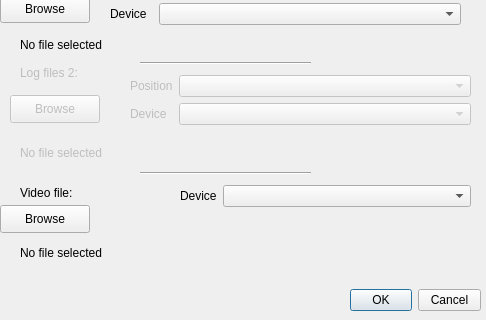
The window that paralogger/gui/import_log_GUI.ui (fredvol/paralogger) describes before a commit, drawn with Qt 5; both pictures show x 0 to 486 and y 375 to 695 of the 486 by 695 pixel window.
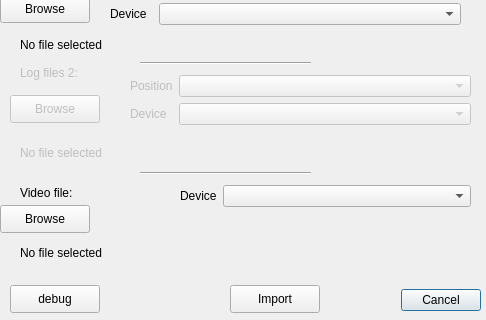
The same window after the commit.

Commit message: dialog_import ok , need to pass object

```diff
--- a/paralogger/gui/import_log_GUI.ui
+++ b/paralogger/gui/import_log_GUI.ui
@@ -26,7 +26,7 @@
     <enum>Qt::Horizontal</enum>
    </property>
    <property name="standardButtons">
-    <set>QDialogButtonBox::Cancel|QDialogButtonBox::Ok</set>
+    <set>QDialogButtonBox::Cancel</set>
    </property>
   </widget>
   <widget class="QLabel" name="label_log_file1">
@@ -410,6 +410,32 @@
     <enum>Qt::Horizontal</enum>
    </property>
   </widget>
+  <widget class="QPushButton" name="button_debug">
+   <property name="geometry">
+    <rect>
+     <x>10</x>
+     <y>660</y>
+     <width>90</width>
+     <height>28</height>
+    </rect>
+   </property>
+   <property name="text">
+    <string>debug</string>
+   </property>
+  </widget>
+  <widget class="QPushButton" name="button_import">
+   <property name="geometry">
+    <rect>
+     <x>230</x>
+     <y>660</y>
+     <width>90</width>
+     <height>28</height>
+    </rect>
+   </property>
+   <property name="text">
+    <string>Import</string>
+   </property>
+  </widget>
  </widget>
  <resources/>
  <connections>
```
The commit also changes 3 other files.
